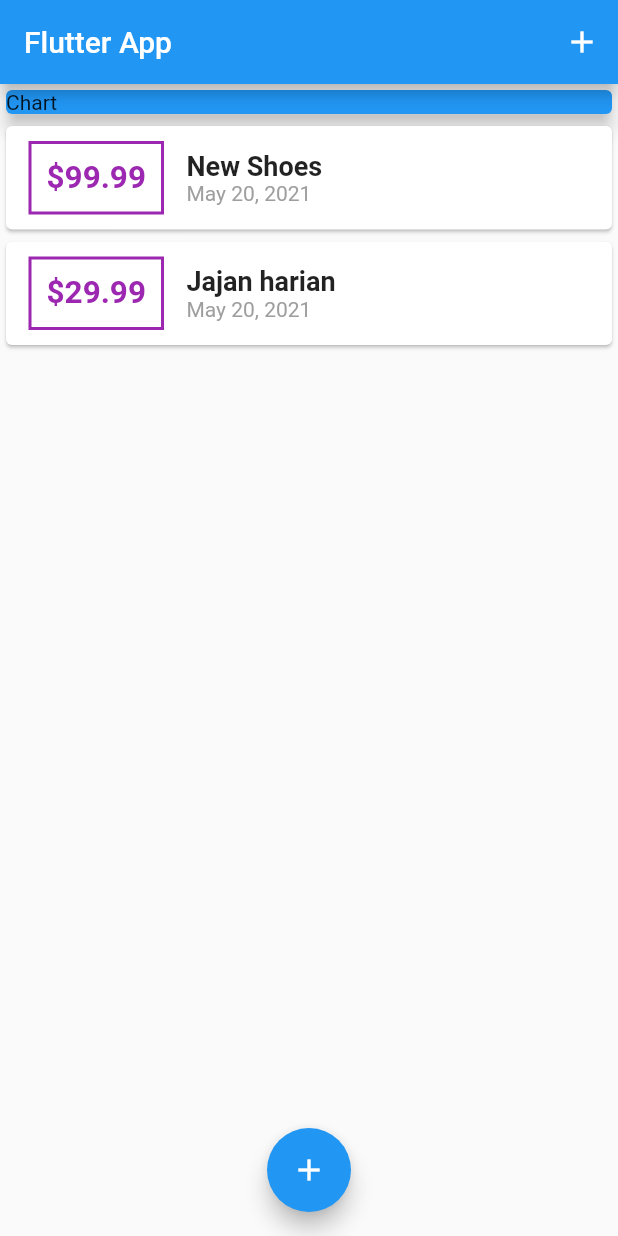
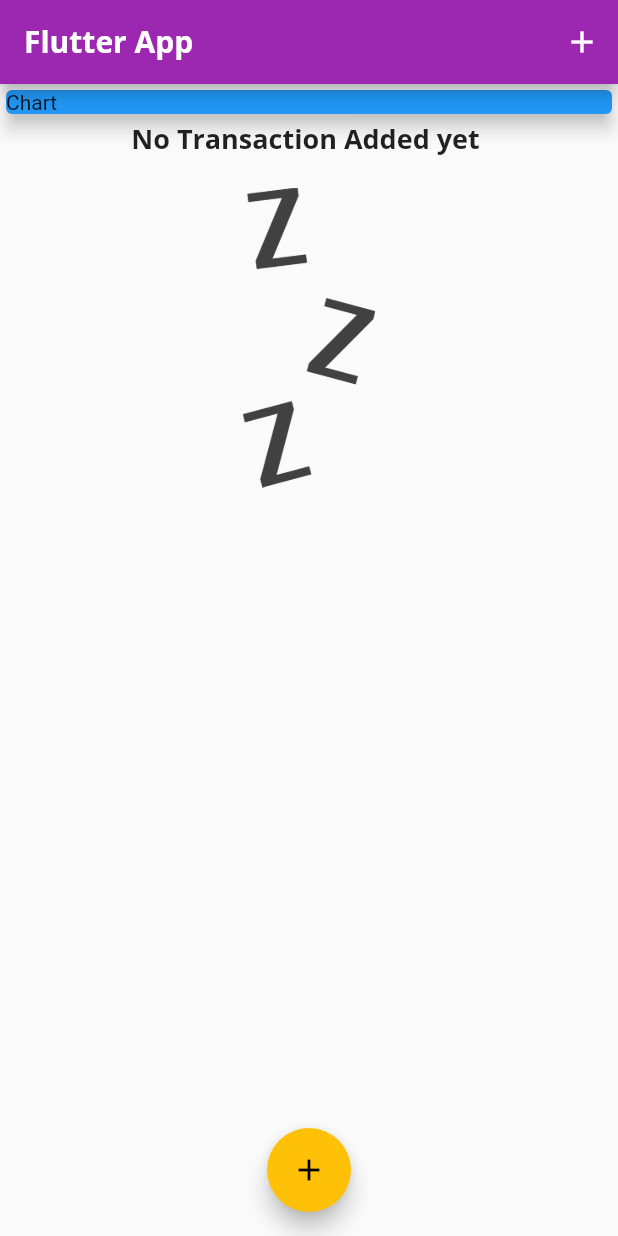
Before and after one commit to rizalaji1st/expens_counter_with_flutter, a Flutter app: the screen it shows after launch, on a phone screen of 412 x 824 dp. Run offline on Flutter 3.47's test engine with Material 2 defaults, Android fonts, the phone set to English and light mode, and no system bars.

Commit message:
Menambahhkan font baru dan images

```diff
--- a/lib/main.dart
+++ b/lib/main.dart
@@ -1,4 +1,3 @@
-import 'package:expens_counter_with_flutter/widgets/transaction_list.dart';
 import 'package:flutter/material.dart';
 
 import './widgets/new_transaction.dart';
@@ -14,7 +13,28 @@ class MyApp extends StatelessWidget {
   @override
   Widget build(BuildContext context) {
     return MaterialApp(
-      title: 'Flutter App',
+      title: 'Expense counter',
+      theme: ThemeData(
+        primarySwatch: Colors.purple,
+        accentColor: Colors.amber,
+        fontFamily: 'Quicksand',
+        textTheme: ThemeData.light().textTheme.copyWith(
+                headline6: TextStyle(
+                  fontFamily: 'OpenSans',
+                  fontSize: 18,
+                  fontWeight: FontWeight.bold,
+                ),
+              ),
+        appBarTheme: AppBarTheme(
+          textTheme: ThemeData.light().textTheme.copyWith(
+                headline6: TextStyle(
+                  fontFamily: 'OpenSans',
+                  fontSize: 20,
+                  fontWeight: FontWeight.bold,
+                ),
+              ),
+        ),
+      ),
       home: MyHomePage(),
     );
   }
@@ -27,18 +47,18 @@ class MyHomePage extends StatefulWidget {
 
 class _MyHomePageState extends State<MyHomePage> {
   final List<Transaction> _userTransactions = [
-    Transaction(
-      id: 't1',
-      title: 'New Shoes',
-      amount: 99.99,
-      date: DateTime.now(),
-    ),
-    Transaction(
-      id: 't2',
-      title: 'Jajan harian',
-      amount: 29.99,
-      date: DateTime.now(),
-    ),
+    // Transaction(
+    //   id: 't1',
+    //   title: 'New Shoes',
+    //   amount: 99.99,
+    //   date: DateTime.now(),
+    // ),
+    // Transaction(
+    //   id: 't2',
+    //   title: 'Jajan harian',
+    //   amount: 29.99,
+    //   date: DateTime.now(),
+    // ),
   ];
 
   void _addNewTransaction(String txTitle, double txAmount) {
@@ -59,7 +79,7 @@ class _MyHomePageState extends State<MyHomePage> {
       context: ctx,
       builder: (_) {
         return GestureDetector(
-          onTap:(){},
+          onTap: () {},
           child: NewTransaction(_addNewTransaction),
           behavior: HitTestBehavior.opaque,
         );
--- a/lib/widgets/transaction_list.dart
+++ b/lib/widgets/transaction_list.dart
@@ -11,7 +11,25 @@ class TransactionList extends StatelessWidget {
   Widget build(BuildContext context) {
     return Container(
       height: 300,
-      child: ListView.builder(
+      child: transactions.isEmpty
+          ? Column(
+              children: <Widget>[
+                Text(
+                  'No Transaction Added yet ',
+                  style: Theme.of(context).textTheme.headline6,
+                ),
+                SizedBox(
+                  height: 20,
+                ),
+                Container(
+                  height: 200,
+                    child: Image.asset(
+                  'assets/images/waiting.png',
+                  fit: BoxFit.cover,
+                )),
+              ],
+            )
+          : ListView.builder(
               itemBuilder: (ctx, index) {
                 return Card(
                   child: Row(
@@ -23,18 +41,14 @@ class TransactionList extends StatelessWidget {
                         ),
                         decoration: BoxDecoration(
                           border: Border.all(
-                      color: Colors.purple,
+                            color: Theme.of(context).primaryColor,
                             width: 2,
                           ),
                         ),
                         padding: EdgeInsets.all(10),
                         child: Text(
                           '\$${transactions[index].amount.toStringAsFixed(2)}',
-                    style: TextStyle(
-                      fontWeight: FontWeight.bold,
-                      fontSize: 21,
-                      color: Colors.purple,
-                    ),
+                          style: Theme.of(context).textTheme.headline6,
                         ),
                       ),
                       Column(
```
Also changed, not shown: pubspec.yaml (+14 -11 lines), assets/fonts/OpenSans-Bold.ttf (added), assets/fonts/OpenSans-Regular.ttf (added), assets/fonts/Quicksand-Bold.ttf (added), assets/fonts/Quicksand-Light.ttf (added), assets/fonts/Quicksand-Medium.ttf (added), assets/fonts/Quicksand-Regular.ttf (added), assets/images/waiting.png (added). Lines whose indentation alone changed are shown as unchanged.
